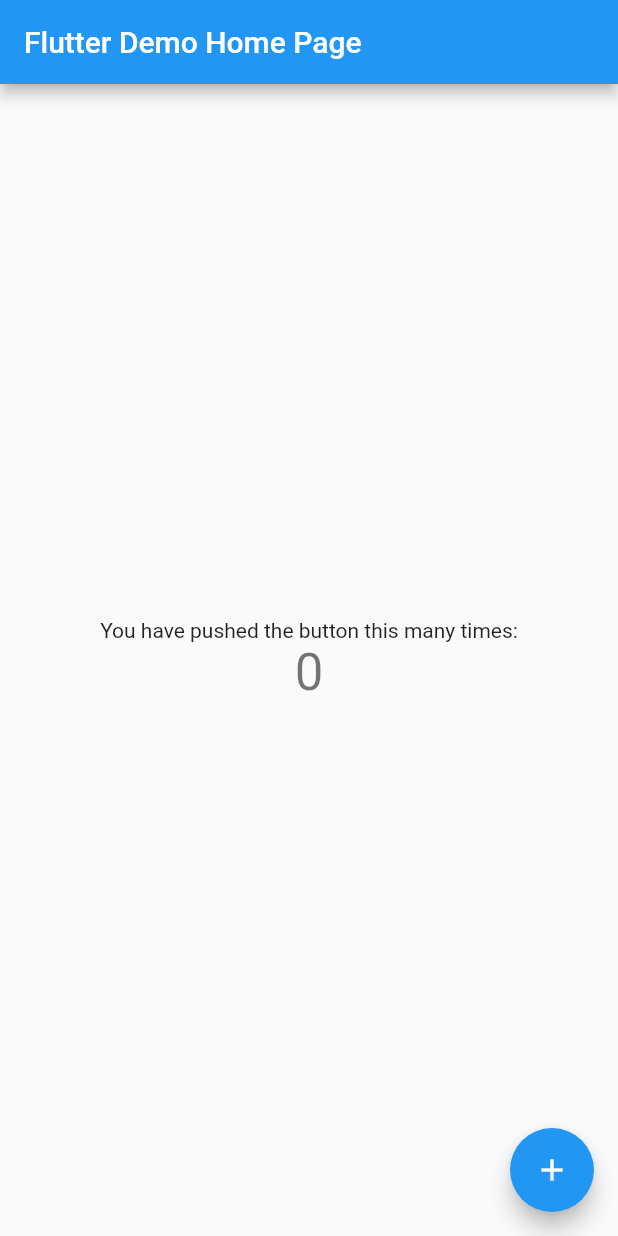
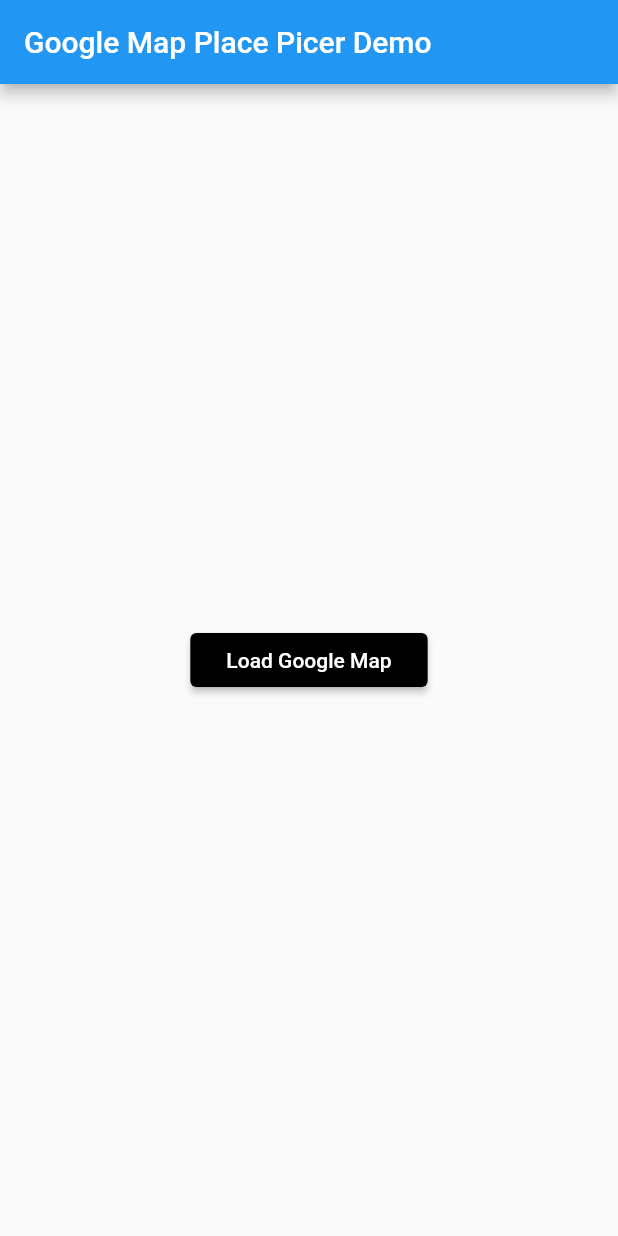
Before and after one commit to jayasooriya-s/map_test, a Flutter app: the screen it shows after launch, on a phone screen of 412 x 824 dp. Run offline on Flutter 3.47's test engine with Material 2 defaults, Android fonts, the phone set to English and light mode, and no system bars; our stand-ins replace google_maps_flutter; missing offline and left inert: google_maps_place_picker.

Commit message:
code written for map picker main file

```diff
--- a/map_picker/lib/main.dart
+++ b/map_picker/lib/main.dart
@@ -1,113 +1,137 @@
 import 'package:flutter/material.dart';
+import 'package:google_maps_place_picker/google_maps_place_picker.dart';
+import 'package:google_maps_flutter/google_maps_flutter.dart';
 
-void main() {
-  runApp(MyApp());
-}
+// Your api key storage.
+//import 'keys.dart';
+
+void main() => runApp(MyApp());
 
 class MyApp extends StatelessWidget {
+  // Light Theme
+  final ThemeData lightTheme = ThemeData.light().copyWith(
+    // Background color of the FloatingCard
+    cardColor: Colors.white,
+    buttonTheme: ButtonThemeData(
+      // Select here's button color
+      buttonColor: Colors.black,
+      textTheme: ButtonTextTheme.primary,
+    ),
+  );
+
+  // Dark Theme
+  final ThemeData darkTheme = ThemeData.dark().copyWith(
+    // Background color of the FloatingCard
+    cardColor: Colors.grey,
+    buttonTheme: ButtonThemeData(
+      // Select here's button color
+      buttonColor: Colors.yellow,
+      textTheme: ButtonTextTheme.primary,
+    ),
+  );
+
   // This widget is the root of your application.
   @override
   Widget build(BuildContext context) {
     return MaterialApp(
-      title: 'Flutter Demo',
-      theme: ThemeData(
-        // This is the theme of your application.
-        //
-        // Try running your application with "flutter run". You'll see the
-        // application has a blue toolbar. Then, without quitting the app, try
-        // changing the primarySwatch below to Colors.green and then invoke
-        // "hot reload" (press "r" in the console where you ran "flutter run",
-        // or simply save your changes to "hot reload" in a Flutter IDE).
-        // Notice that the counter didn't reset back to zero; the application
-        // is not restarted.
-        primarySwatch: Colors.blue,
-      ),
-      home: MyHomePage(title: 'Flutter Demo Home Page'),
+      title: 'Google Map Place Picker Demo',
+      theme: lightTheme,
+      darkTheme: darkTheme,
+      themeMode: ThemeMode.light,
+      home: HomePage(),
+      debugShowCheckedModeBanner: false,
     );
   }
 }
 
-class MyHomePage extends StatefulWidget {
-  MyHomePage({Key key, this.title}) : super(key: key);
+class HomePage extends StatefulWidget {
+  const HomePage({Key key}) : super(key: key);
 
-  // This widget is the home page of your application. It is stateful, meaning
-  // that it has a State object (defined below) that contains fields that affect
-  // how it looks.
-
-  // This class is the configuration for the state. It holds the values (in this
-  // case the title) provided by the parent (in this case the App widget) and
-  // used by the build method of the State. Fields in a Widget subclass are
-  // always marked "final".
-
-  final String title;
+  static final kInitialPosition = LatLng(-33.8567844, 151.213108);
 
   @override
-  _MyHomePageState createState() => _MyHomePageState();
+  _HomePageState createState() => _HomePageState();
 }
 
-class _MyHomePageState extends State<MyHomePage> {
-  int _counter = 0;
-
-  void _incrementCounter() {
-    setState(() {
-      // This call to setState tells the Flutter framework that something has
-      // changed in this State, which causes it to rerun the build method below
-      // so that the display can reflect the updated values. If we changed
-      // _counter without calling setState(), then the build method would not be
-      // called again, and so nothing would appear to happen.
-      _counter++;
-    });
-  }
+class _HomePageState extends State<HomePage> {
+  PickResult selectedPlace;
 
   @override
   Widget build(BuildContext context) {
-    // This method is rerun every time setState is called, for instance as done
-    // by the _incrementCounter method above.
-    //
-    // The Flutter framework has been optimized to make rerunning build methods
-    // fast, so that you can just rebuild anything that needs updating rather
-    // than having to individually change instances of widgets.
     return Scaffold(
         appBar: AppBar(
-        // Here we take the value from the MyHomePage object that was created by
-        // the App.build method, and use it to set our appbar title.
-        title: Text(widget.title),
+          title: Text("Google Map Place Picer Demo"),
         ),
         body: Center(
-        // Center is a layout widget. It takes a single child and positions it
-        // in the middle of the parent.
           child: Column(
-          // Column is also a layout widget. It takes a list of children and
-          // arranges them vertically. By default, it sizes itself to fit its
-          // children horizontally, and tries to be as tall as its parent.
-          //
-          // Invoke "debug painting" (press "p" in the console, choose the
-          // "Toggle Debug Paint" action from the Flutter Inspector in Android
-          // Studio, or the "Toggle Debug Paint" command in Visual Studio Code)
-          // to see the wireframe for each widget.
-          //
-          // Column has various properties to control how it sizes itself and
-          // how it positions its children. Here we use mainAxisAlignment to
-          // center the children vertically; the main axis here is the vertical
-          // axis because Columns are vertical (the cross axis would be
-          // horizontal).
             mainAxisAlignment: MainAxisAlignment.center,
+            crossAxisAlignment: CrossAxisAlignment.center,
             children: <Widget>[
-            Text(
-              'You have pushed the button this many times:',
+              RaisedButton(
+                child: Text("Load Google Map"),
+                onPressed: () {
+                  Navigator.push(
+                    context,
+                    MaterialPageRoute(
+                      builder: (context) {
+                        return PlacePicker(
+                          apiKey: 'AIzaSyCWXIpsai-Oo5SOWVsISG6c2Dx7TUqOB5Q',
+                          initialPosition: HomePage.kInitialPosition,
+                          useCurrentLocation: true,
+                          selectInitialPosition: true,
+
+                          //usePlaceDetailSearch: true,
+                          onPlacePicked: (result) {
+                            selectedPlace = result;
+                            Navigator.of(context).pop();
+                            setState(() {});
+                          },
+                          //forceSearchOnZoomChanged: true,
+                          //automaticallyImplyAppBarLeading: false,
+                          //autocompleteLanguage: "ko",
+                          //region: 'au',
+                          //selectInitialPosition: true,
+                          // selectedPlaceWidgetBuilder: (_, selectedPlace, state, isSearchBarFocused) {
+                          //   print("state: $state, isSearchBarFocused: $isSearchBarFocused");
+                          //   return isSearchBarFocused
+                          //       ? Container()
+                          //       : FloatingCard(
+                          //           bottomPosition: 0.0, // MediaQuery.of(context) will cause rebuild. See MediaQuery document for the information.
+                          //           leftPosition: 0.0,
+                          //           rightPosition: 0.0,
+                          //           width: 500,
+                          //           borderRadius: BorderRadius.circular(12.0),
+                          //           child: state == SearchingState.Searching
+                          //               ? Center(child: CircularProgressIndicator())
+                          //               : RaisedButton(
+                          //                   child: Text("Pick Here"),
+                          //                   onPressed: () {
+                          //                     // IMPORTANT: You MUST manage selectedPlace data yourself as using this build will not invoke onPlacePicker as
+                          //                     //            this will override default 'Select here' Button.
+                          //                     print("do something with [selectedPlace] data");
+                          //                     Navigator.of(context).pop();
+                          //                   },
+                          //                 ),
+                          //         );
+                          // },
+                          // pinBuilder: (context, state) {
+                          //   if (state == PinState.Idle) {
+                          //     return Icon(Icons.favorite_border);
+                          //   } else {
+                          //     return Icon(Icons.favorite);
+                          //   }
+                          // },
+                        );
+                      },
                     ),
-            Text(
-              '$_counter',
-              style: Theme.of(context).textTheme.headline4,
+                  );
+                },
               ),
+              selectedPlace == null
+                  ? Container()
+                  : Text(selectedPlace.formattedAddress ?? ""),
             ],
           ),
-      ),
-      floatingActionButton: FloatingActionButton(
-        onPressed: _incrementCounter,
-        tooltip: 'Increment',
-        child: Icon(Icons.add),
-      ), // This trailing comma makes auto-formatting nicer for build methods.
-    );
+        ));
   }
 }
```
Lines whose indentation alone changed are shown as unchanged.
